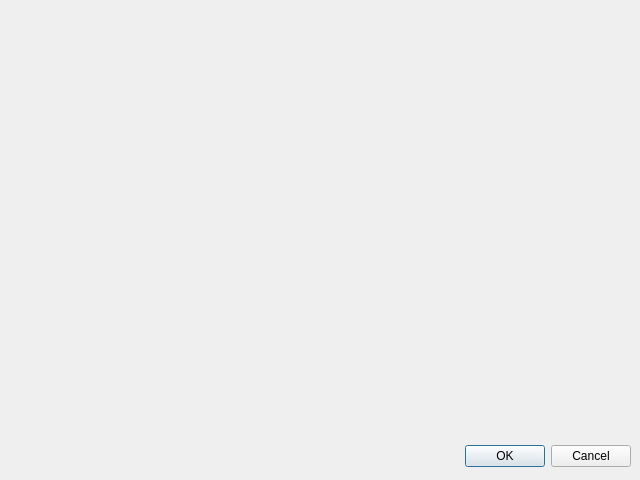
LotusAndCompany/devtools, file gui/menubar/about_devtools_dialog.ui: the form before one commit.
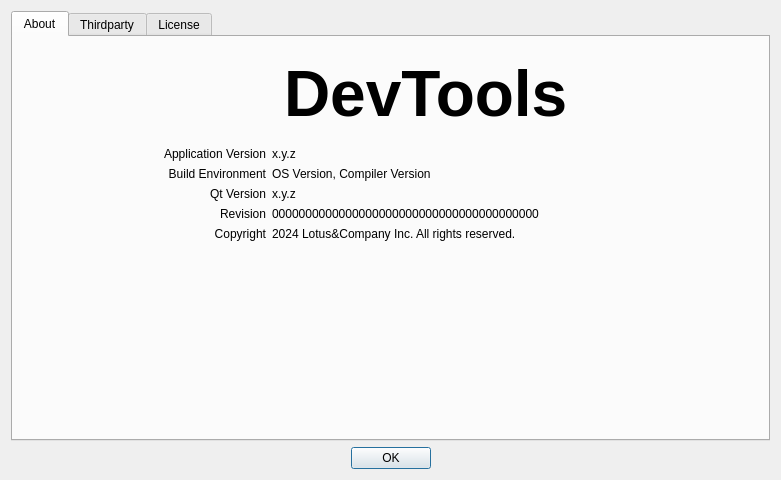
The form after the commit. Icons and pictures are not drawn.

Commit message: (wip) Add about app dialog

```diff
--- a/gui/menubar/about_devtools_dialog.ui
+++ b/gui/menubar/about_devtools_dialog.ui
@@ -13,22 +13,345 @@
   <property name="windowTitle">
    <string>Dialog</string>
   </property>
-  <widget class="QDialogButtonBox" name="buttonBox">
-   <property name="geometry">
-    <rect>
-     <x>10</x>
-     <y>440</y>
-     <width>621</width>
-     <height>32</height>
-    </rect>
-   </property>
-   <property name="orientation">
-    <enum>Qt::Horizontal</enum>
-   </property>
-   <property name="standardButtons">
-    <set>QDialogButtonBox::Cancel|QDialogButtonBox::Ok</set>
-   </property>
-  </widget>
+  <layout class="QVBoxLayout" name="verticalLayout">
+   <item>
+    <widget class="QTabWidget" name="tabWidget">
+     <property name="currentIndex">
+      <number>0</number>
+     </property>
+     <widget class="QWidget" name="aboutTab">
+      <attribute name="title">
+       <string>About</string>
+      </attribute>
+      <layout class="QVBoxLayout" name="aboutTabLayout" stretch="1,3">
+       <item>
+        <layout class="QHBoxLayout" name="horizontalLayout_2">
+         <property name="sizeConstraint">
+          <enum>QLayout::SetDefaultConstraint</enum>
+         </property>
+         <item>
+          <spacer name="horizontalSpacer_2">
+           <property name="orientation">
+            <enum>Qt::Horizontal</enum>
+           </property>
+           <property name="sizeHint" stdset="0">
+            <size>
+             <width>40</width>
+             <height>20</height>
+            </size>
+           </property>
+          </spacer>
+         </item>
+         <item>
+          <widget class="QLabel" name="appLogo">
+           <property name="sizePolicy">
+            <sizepolicy hsizetype="Fixed" vsizetype="Fixed">
+             <horstretch>0</horstretch>
+             <verstretch>0</verstretch>
+            </sizepolicy>
+           </property>
+           <property name="minimumSize">
+            <size>
+             <width>64</width>
+             <height>64</height>
+            </size>
+           </property>
+           <property name="maximumSize">
+            <size>
+             <width>64</width>
+             <height>64</height>
+            </size>
+           </property>
+           <property name="text">
+            <string/>
+           </property>
+           <property name="pixmap">
+            <pixmap resource="../../res/default.qrc">:/logo/dev-tools_logo.svg</pixmap>
+           </property>
+           <property name="scaledContents">
+            <bool>true</bool>
+           </property>
+          </widget>
+         </item>
+         <item>
+          <widget class="QLabel" name="appName">
+           <property name="sizePolicy">
+            <sizepolicy hsizetype="Preferred" vsizetype="Preferred">
+             <horstretch>0</horstretch>
+             <verstretch>0</verstretch>
+            </sizepolicy>
+           </property>
+           <property name="font">
+            <font>
+             <pointsize>48</pointsize>
+             <bold>true</bold>
+            </font>
+           </property>
+           <property name="text">
+            <string>DevTools</string>
+           </property>
+           <property name="textFormat">
+            <enum>Qt::AutoText</enum>
+           </property>
+           <property name="scaledContents">
+            <bool>false</bool>
+           </property>
+          </widget>
+         </item>
+         <item>
+          <spacer name="horizontalSpacer">
+           <property name="orientation">
+            <enum>Qt::Horizontal</enum>
+           </property>
+           <property name="sizeHint" stdset="0">
+            <size>
+             <width>40</width>
+             <height>20</height>
+            </size>
+           </property>
+          </spacer>
+         </item>
+        </layout>
+       </item>
+       <item>
+        <layout class="QGridLayout" name="gridLayout" columnstretch="1,2">
+         <item row="0" column="0">
+          <widget class="QLabel" name="label">
+           <property name="text">
+            <string>Application Version</string>
+           </property>
+           <property name="alignment">
+            <set>Qt::AlignRight|Qt::AlignTrailing|Qt::AlignVCenter</set>
+           </property>
+          </widget>
+         </item>
+         <item row="0" column="1">
+          <widget class="QLabel" name="appVersion">
+           <property name="text">
+            <string>x.y.z</string>
+           </property>
+          </widget>
+         </item>
+         <item row="1" column="0">
+          <widget class="QLabel" name="label_4">
+           <property name="text">
+            <string>Build Environment</string>
+           </property>
+           <property name="alignment">
+            <set>Qt::AlignRight|Qt::AlignTrailing|Qt::AlignVCenter</set>
+           </property>
+          </widget>
+         </item>
+         <item row="1" column="1">
+          <widget class="QLabel" name="buildEnv">
+           <property name="text">
+            <string>OS Version, Compiler Version</string>
+           </property>
+          </widget>
+         </item>
+         <item row="2" column="0">
+          <widget class="QLabel" name="label_3">
+           <property name="text">
+            <string>Qt Version</string>
+           </property>
+           <property name="alignment">
+            <set>Qt::AlignRight|Qt::AlignTrailing|Qt::AlignVCenter</set>
+           </property>
+          </widget>
+         </item>
+         <item row="2" column="1">
+          <widget class="QLabel" name="qtVersion">
+           <property name="text">
+            <string>x.y.z</string>
+           </property>
+          </widget>
+         </item>
+         <item row="3" column="0">
+          <widget class="QLabel" name="label_2">
+           <property name="text">
+            <string>Revision</string>
+           </property>
+           <property name="alignment">
+            <set>Qt::AlignRight|Qt::AlignTrailing|Qt::AlignVCenter</set>
+           </property>
+          </widget>
+         </item>
+         <item row="3" column="1">
+          <widget class="QLabel" name="revision">
+           <property name="text">
+            <string>0000000000000000000000000000000000000000</string>
+           </property>
+          </widget>
+         </item>
+         <item row="4" column="0">
+          <widget class="QLabel" name="label_9">
+           <property name="text">
+            <string>Copyright</string>
+           </property>
+           <property name="alignment">
+            <set>Qt::AlignRight|Qt::AlignTrailing|Qt::AlignVCenter</set>
+           </property>
+          </widget>
+         </item>
+         <item row="4" column="1">
+          <widget class="QLabel" name="label_10">
+           <property name="text">
+            <string>2024 Lotus&amp;Company Inc. All rights reserved.</string>
+           </property>
+          </widget>
+         </item>
+         <item row="5" column="0">
+          <spacer name="verticalSpacer">
+           <property name="orientation">
+            <enum>Qt::Vertical</enum>
+           </property>
+           <property name="sizeHint" stdset="0">
+            <size>
+             <width>20</width>
+             <height>40</height>
+            </size>
+           </property>
+          </spacer>
+         </item>
+         <item row="5" column="1">
+          <spacer name="verticalSpacer_2">
+           <property name="orientation">
+            <enum>Qt::Vertical</enum>
+           </property>
+           <property name="sizeHint" stdset="0">
+            <size>
+             <width>20</width>
+             <height>40</height>
+            </size>
+           </property>
+          </spacer>
+         </item>
+        </layout>
+       </item>
+      </layout>
+     </widget>
+     <widget class="QWidget" name="thirdpartyTab">
+      <attribute name="title">
+       <string>Thirdparty</string>
+      </attribute>
+      <layout class="QVBoxLayout" name="verticalLayout_6">
+       <item>
+        <widget class="QLabel" name="label_5">
+         <property name="sizePolicy">
+          <sizepolicy hsizetype="Preferred" vsizetype="Minimum">
+           <horstretch>0</horstretch>
+           <verstretch>0</verstretch>
+          </sizepolicy>
+         </property>
+         <property name="font">
+          <font>
+           <pointsize>24</pointsize>
+          </font>
+         </property>
+         <property name="text">
+          <string>DevTools relies on the following thirdparty softwares</string>
+         </property>
+        </widget>
+       </item>
+       <item>
+        <widget class="QScrollArea" name="scrollArea">
+         <property name="widgetResizable">
+          <bool>true</bool>
+         </property>
+         <widget class="QWidget" name="scrollAreaWidgetContents">
+          <property name="geometry">
+           <rect>
+            <x>0</x>
+            <y>0</y>
+            <width>568</width>
+            <height>328</height>
+           </rect>
+          </property>
+          <layout class="QVBoxLayout" name="verticalLayout_7" stretch="0,0">
+           <property name="spacing">
+            <number>-1</number>
+           </property>
+           <item>
+            <widget class="QLabel" name="label_6">
+             <property name="sizePolicy">
+              <sizepolicy hsizetype="Preferred" vsizetype="Maximum">
+               <horstretch>0</horstretch>
+               <verstretch>0</verstretch>
+              </sizepolicy>
+             </property>
+             <property name="text">
+              <string>Qt 6.6.2: LGPL v3</string>
+             </property>
+            </widget>
+           </item>
+           <item>
+            <spacer name="verticalSpacer_3">
+             <property name="orientation">
+              <enum>Qt::Vertical</enum>
+             </property>
+             <property name="sizeHint" stdset="0">
+              <size>
+               <width>20</width>
+               <height>40</height>
+              </size>
+             </property>
+            </spacer>
+           </item>
+          </layout>
+         </widget>
+        </widget>
+       </item>
+      </layout>
+     </widget>
+     <widget class="QWidget" name="licanseTab">
+      <attribute name="title">
+       <string>License</string>
+      </attribute>
+      <layout class="QVBoxLayout" name="verticalLayout_8">
+       <item>
+        <widget class="QLabel" name="label_7">
+         <property name="sizePolicy">
+          <sizepolicy hsizetype="Preferred" vsizetype="Maximum">
+           <horstretch>0</horstretch>
+           <verstretch>0</verstretch>
+          </sizepolicy>
+         </property>
+         <property name="text">
+          <string>No contents, Work in progress</string>
+         </property>
+        </widget>
+       </item>
+       <item>
+        <spacer name="verticalSpacer_4">
+         <property name="orientation">
+          <enum>Qt::Vertical</enum>
+         </property>
+         <property name="sizeHint" stdset="0">
+          <size>
+           <width>20</width>
+           <height>40</height>
+          </size>
+         </property>
+        </spacer>
+       </item>
+      </layout>
+     </widget>
+    </widget>
+   </item>
+   <item>
+    <widget class="QDialogButtonBox" name="buttonBox">
+     <property name="orientation">
+      <enum>Qt::Horizontal</enum>
+     </property>
+     <property name="standardButtons">
+      <set>QDialogButtonBox::Ok</set>
+     </property>
+     <property name="centerButtons">
+      <bool>true</bool>
+     </property>
+    </widget>
+   </item>
+  </layout>
  </widget>
  <resources/>
  <connections>
```
Left out of the diff: 36 changed lines with no effect on the pictures. The commit also changes 5 other files.
